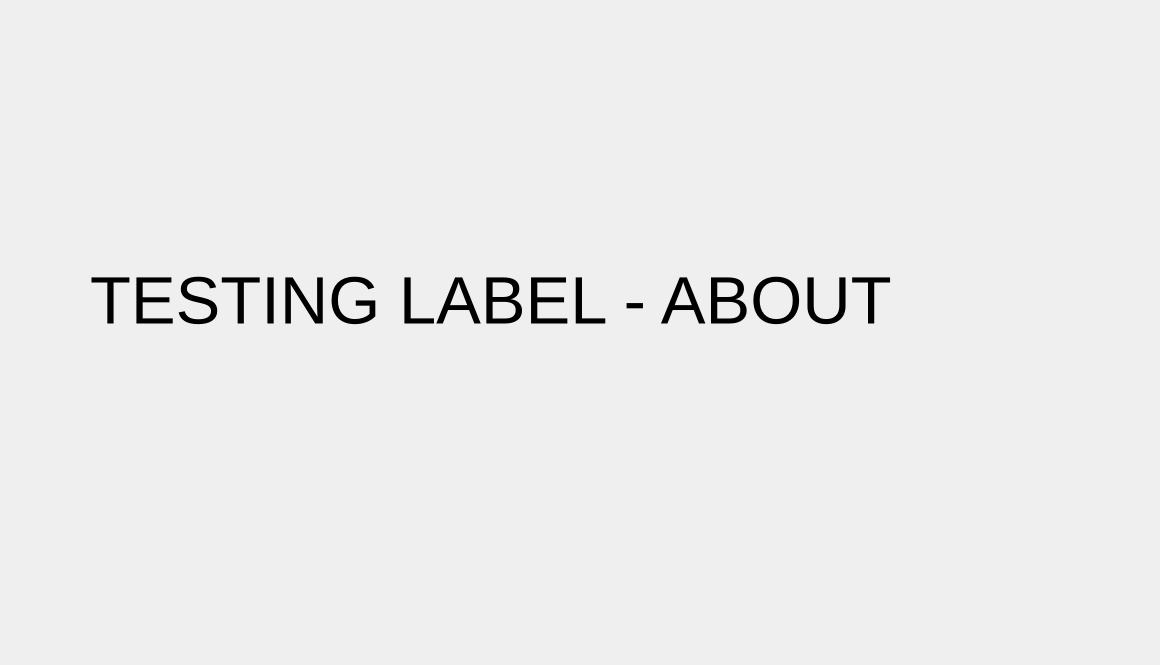
Aged-Mozzarella/Semestral, file ESP32-CFG/resources/ui/about.ui: the form before one commit.
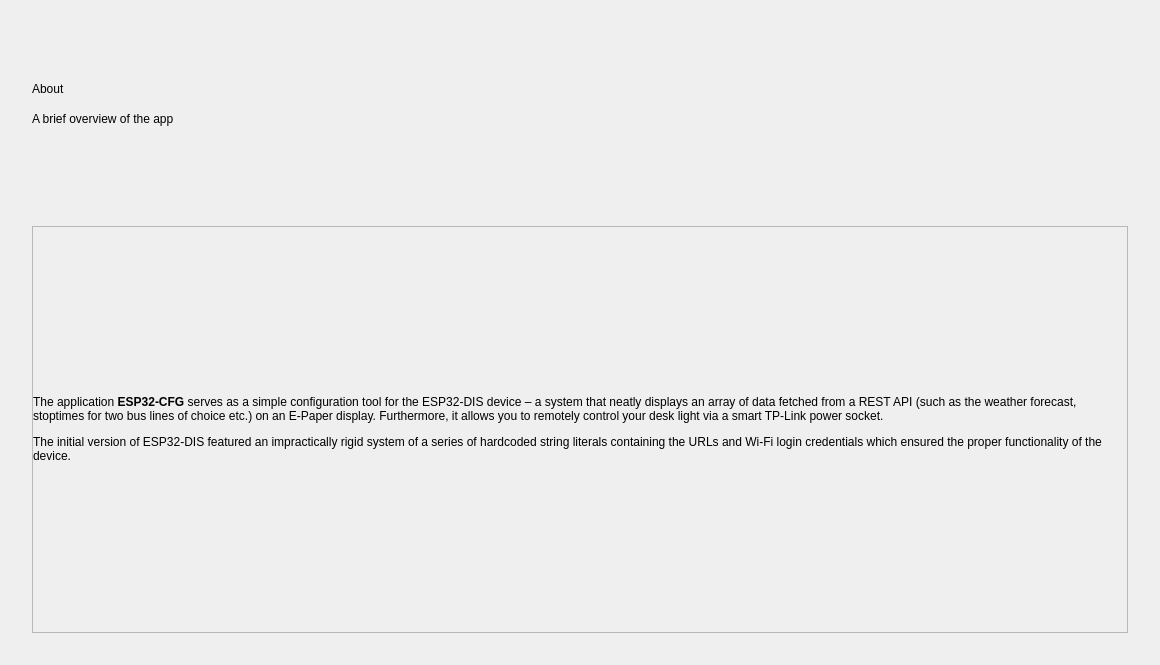
The form after the commit.

```diff
--- a/ESP32-CFG/resources/ui/about.ui
+++ b/ESP32-CFG/resources/ui/about.ui
@@ -13,24 +13,104 @@
   <property name="windowTitle">
    <string>Form</string>
   </property>
-  <widget class="QLabel" name="testLabel">
-   <property name="geometry">
-    <rect>
-     <x>90</x>
-     <y>90</y>
-     <width>1041</width>
-     <height>421</height>
-    </rect>
+  <layout class="QVBoxLayout" name="mainAreaLayout">
+   <property name="spacing">
+    <number>16</number>
    </property>
-   <property name="font">
-    <font>
-     <pointsize>50</pointsize>
-    </font>
+   <property name="leftMargin">
+    <number>32</number>
    </property>
-   <property name="text">
-    <string>TESTING LABEL - ABOUT</string>
+   <property name="topMargin">
+    <number>32</number>
    </property>
-  </widget>
+   <property name="rightMargin">
+    <number>32</number>
+   </property>
+   <property name="bottomMargin">
+    <number>32</number>
+   </property>
+   <item>
+    <widget class="QLabel" name="titleLabel">
+     <property name="minimumSize">
+      <size>
+       <width>0</width>
+       <height>48</height>
+      </size>
+     </property>
+     <property name="maximumSize">
+      <size>
+       <width>16777215</width>
+       <height>64</height>
+      </size>
+     </property>
+     <property name="text">
+      <string>About</string>
+     </property>
+     <property name="alignment">
+      <set>Qt::AlignBottom|Qt::AlignLeading|Qt::AlignLeft</set>
+     </property>
+    </widget>
+   </item>
+   <item>
+    <widget class="QLabel" name="subtitleLabel">
+     <property name="minimumSize">
+      <size>
+       <width>0</width>
+       <height>48</height>
+      </size>
+     </property>
+     <property name="maximumSize">
+      <size>
+       <width>16777215</width>
+       <height>98</height>
+      </size>
+     </property>
+     <property name="text">
+      <string>A brief overview of the app</string>
+     </property>
+     <property name="alignment">
+      <set>Qt::AlignLeading|Qt::AlignLeft|Qt::AlignTop</set>
+     </property>
+    </widget>
+   </item>
+   <item>
+    <widget class="QFrame" name="contentFrame">
+     <property name="frameShape">
+      <enum>QFrame::StyledPanel</enum>
+     </property>
+     <property name="frameShadow">
+      <enum>QFrame::Raised</enum>
+     </property>
+     <layout class="QHBoxLayout" name="horizontalLayout">
+      <property name="spacing">
+       <number>12</number>
+      </property>
+      <property name="leftMargin">
+       <number>0</number>
+      </property>
+      <property name="topMargin">
+       <number>0</number>
+      </property>
+      <property name="rightMargin">
+       <number>0</number>
+      </property>
+      <property name="bottomMargin">
+       <number>0</number>
+      </property>
+      <item>
+       <widget class="QLabel" name="aboutProjectLabel">
+        <property name="text">
+         <string>&lt;html&gt;&lt;head/&gt;&lt;body&gt;&lt;p&gt;The application &lt;span style=&quot; font-weight:700;&quot;&gt;ESP32-CFG&lt;/span&gt; serves as a simple configuration tool for the ESP32-DIS device – a system that neatly displays an array of data fetched from a REST API (such as the weather forecast, stoptimes for two bus lines of choice etc.) on an E-Paper display. Furthermore, it allows you to remotely control your desk light via a smart TP-Link power socket. &lt;/p&gt;&lt;p&gt;The initial version of ESP32-DIS featured an impractically rigid system of a series of hardcoded string literals containing the URLs and Wi-Fi login credentials which ensured the proper functionality of the device. &lt;/p&gt;&lt;/body&gt;&lt;/html&gt;</string>
+        </property>
+        <property name="wordWrap">
+         <bool>true</bool>
+        </property>
+       </widget>
+      </item>
+     </layout>
+    </widget>
+   </item>
+  </layout>
  </widget>
  <resources/>
  <connections/>
```
